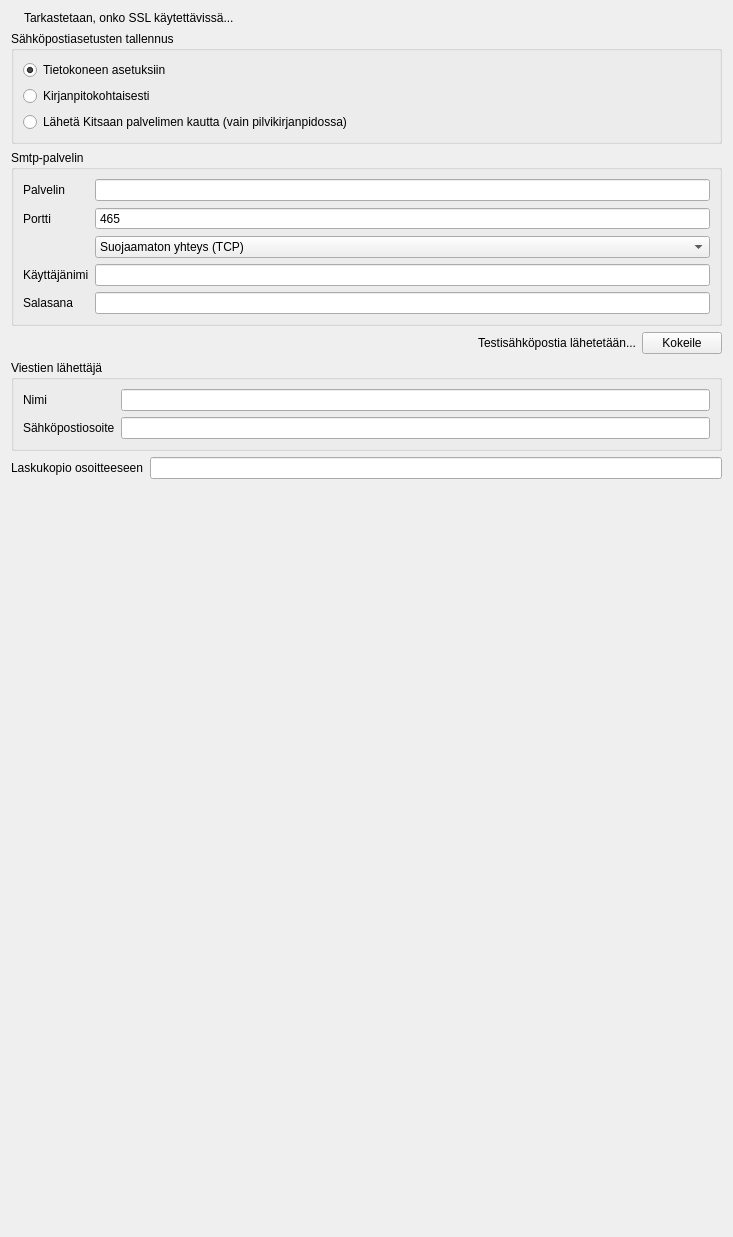
artoh/kitupiikki, file kitsas/maaritys/emailmaaritys.ui: the form before one commit.
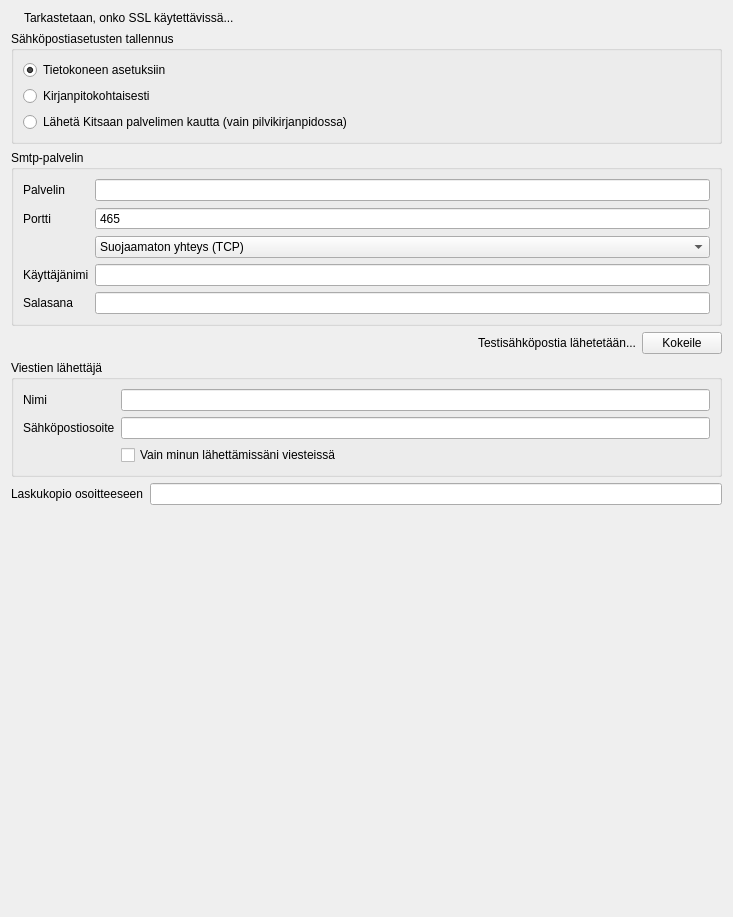
The form after the commit. Icons and pictures are not drawn.

Commit message: #1182 Mahdollisuus lähettää omalla osoitteella

Patch:
```diff
--- a/kitsas/maaritys/emailmaaritys.ui
+++ b/kitsas/maaritys/emailmaaritys.ui
@@ -7,7 +7,7 @@
     <x>0</x>
     <y>0</y>
     <width>733</width>
-    <height>1237</height>
+    <height>917</height>
    </rect>
   </property>
   <property name="windowTitle">
@@ -253,6 +253,13 @@
       <item row="1" column="1">
        <widget class="QLineEdit" name="emailEdit"/>
       </item>
+      <item row="2" column="1">
+       <widget class="QCheckBox" name="minaRadio">
+        <property name="text">
+         <string>Vain minun lähettämissäni viesteissä</string>
+        </property>
+       </widget>
+      </item>
      </layout>
     </widget>
    </item>
```
The commit also changes 2 other files.
